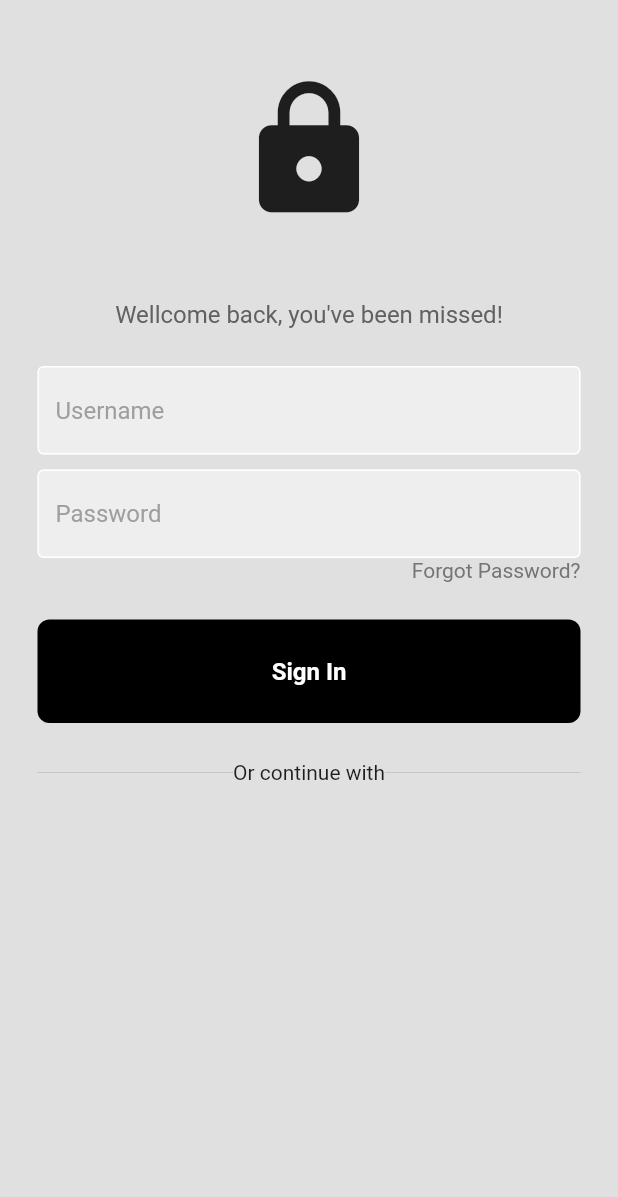
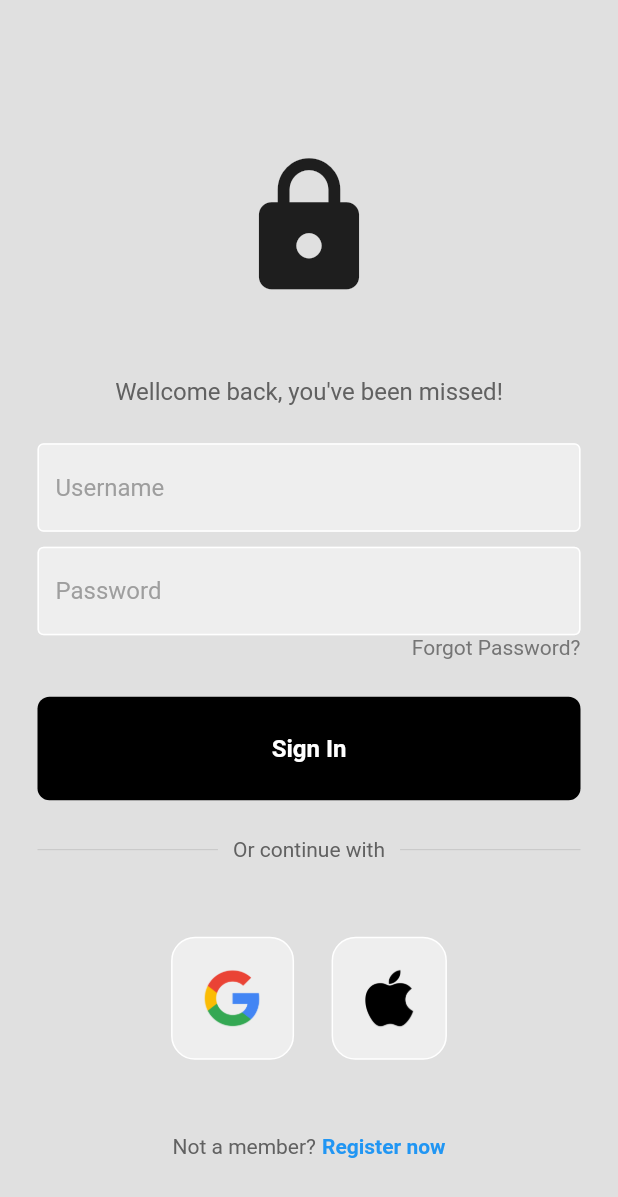
Before and after one commit to muhammetsav/flutter-login-ui, a Flutter app: the screen it shows after launch, on a phone screen of 412 x 824 dp. Shown: the top 1197 px of the screen. Run offline on Flutter 3.47's test engine with Material 2 defaults, Android fonts, the phone set to English and light mode, and no system bars.

Commit message:
logos added

```diff
--- /dev/null
+++ b/lib/components/square_tile.dart
@@ -0,0 +1,22 @@
+import 'package:flutter/material.dart';
+
+class SquareTile extends StatelessWidget {
+  final String imagePath;
+  const SquareTile({super.key, required this.imagePath});
+
+  @override
+  Widget build(BuildContext context) {
+    return Container(
+      padding: EdgeInsets.all(20),
+      decoration: BoxDecoration(
+        border: Border.all(color: Colors.white),
+        borderRadius: BorderRadius.circular(16),
+        color: Colors.grey[200],
+      ),
+      child: Image.asset(
+        imagePath,
+        height: 40,
+      ),
+    );
+  }
+}
--- a/lib/pages/login_page.dart
+++ b/lib/pages/login_page.dart
@@ -1,6 +1,7 @@
 import 'package:flutter/material.dart';
 import 'package:flutter_login_ui/components/my_button.dart';
 import 'package:flutter_login_ui/components/my_textfield.dart';
+import 'package:flutter_login_ui/components/square_tile.dart';
 
 class LoginPage extends StatelessWidget {
   LoginPage({super.key});
@@ -18,7 +19,7 @@ class LoginPage extends StatelessWidget {
       backgroundColor: Colors.grey[300],
       body: SafeArea(
         child: Center(
-          child: Column(children: [
+          child: Column(mainAxisAlignment: MainAxisAlignment.center, children: [
             const SizedBox(height: 50),
             // logo
             const Icon(Icons.lock, size: 100),
@@ -83,7 +84,13 @@ class LoginPage extends StatelessWidget {
                       color: Colors.grey[400],
                     ),
                   ),
-                  Text('Or continue with'),
+                  Padding(
+                    padding: const EdgeInsets.symmetric(horizontal: 10.0),
+                    child: Text(
+                      'Or continue with',
+                      style: TextStyle(color: Colors.grey[700]),
+                    ),
+                  ),
                   Expanded(
                     child: Divider(
                       thickness: 0.5,
@@ -94,9 +101,43 @@ class LoginPage extends StatelessWidget {
               ),
             ),
 
+            const SizedBox(height: 50),
+
             // google + apple sign in buttons
+            Row(
+              mainAxisAlignment: MainAxisAlignment.center,
+              children: const [
+                //google button
+                SquareTile(imagePath: 'lib/images/google.png'),
+                SizedBox(width: 25),
+                //apple button
+                SquareTile(imagePath: 'lib/images/apple.png')
+              ],
+            ),
+
+            const SizedBox(height: 50),
 
             // not a member? register now.
+
+            Row(
+              mainAxisAlignment: MainAxisAlignment.center,
+              children: [
+                Text(
+                  'Not a member?',
+                  style: TextStyle(color: Colors.grey[700]),
+                ),
+                const SizedBox(
+                  width: 4,
+                ),
+                const Text(
+                  'Register now',
+                  style: TextStyle(
+                    color: Colors.blue,
+                    fontWeight: FontWeight.bold,
+                  ),
+                ),
+              ],
+            )
           ]),
         ),
       ),
```
